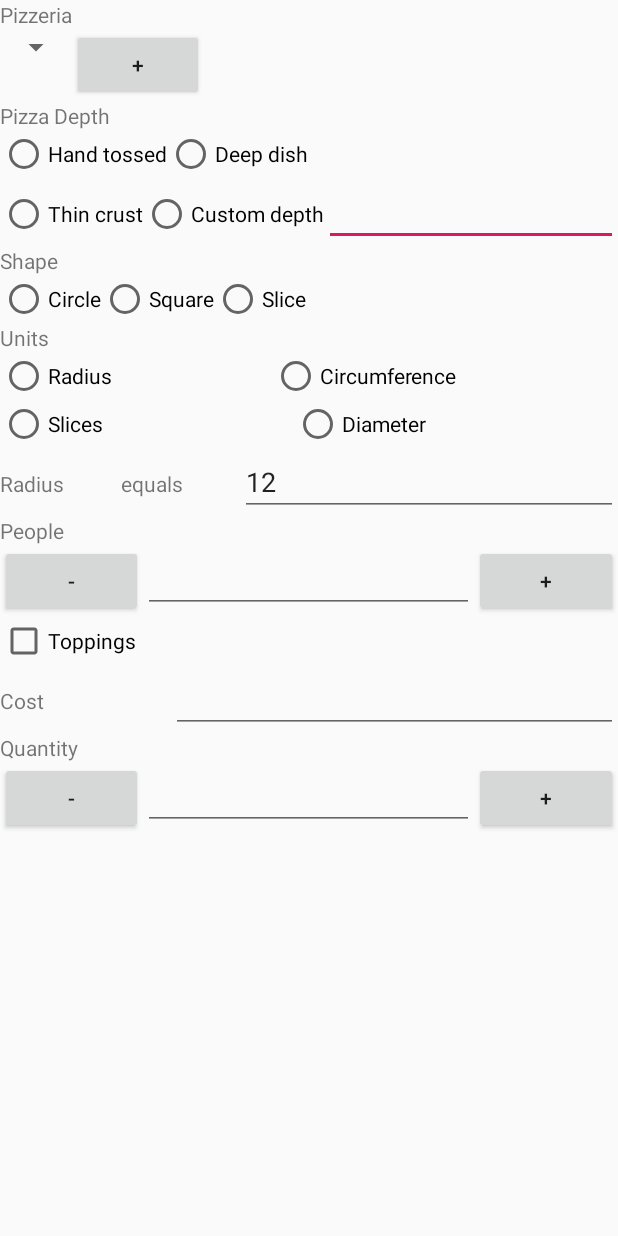
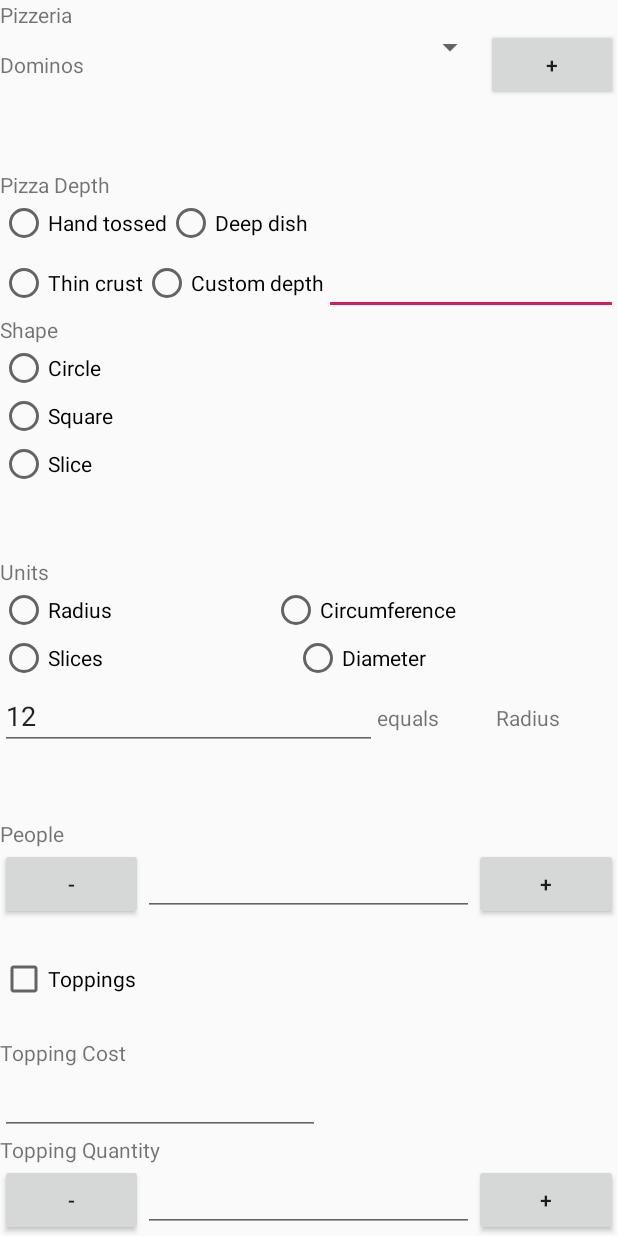
Before and after one commit to AdamWhiteside/PizzaCalculator, an Android app: the layout content_calc.xml on its own in the app's theme, with its tools: preview values and no code run, on a phone screen of 412 x 824 dp. Run offline under Robolectric (Android 15) with nearby library versions, the phone set to English and light mode, and no system bars.

Commit message:
Added layout for custom pizza screen Named objects Added string references Added calc.java Added onclicklisteners to mainactivity

```diff
--- a/app/build.gradle
+++ b/app/build.gradle
@@ -24,6 +24,7 @@
     implementation 'androidx.appcompat:appcompat:1.0.2'
     implementation 'androidx.constraintlayout:constraintlayout:1.1.3'
     implementation 'com.google.android.material:material:1.0.0'
+    implementation 'androidx.legacy:legacy-support-v4:1.0.0'
     testImplementation 'junit:junit:4.12'
     androidTestImplementation 'androidx.test:runner:1.1.1'
     androidTestImplementation 'androidx.test.espresso:espresso-core:3.1.1'
--- a/app/src/main/AndroidManifest.xml
+++ b/app/src/main/AndroidManifest.xml
@@ -9,6 +9,11 @@
         android:roundIcon="@mipmap/ic_launcher_round"
         android:supportsRtl="true"
         android:theme="@style/AppTheme">
+        <activity
+            android:name=".calc"
+            android:configChanges="orientation|keyboardHidden|screenSize"
+            android:label="@string/title_activity_calc"
+            android:theme="@style/FullscreenTheme"></activity>
         <activity
             android:name=".MainActivity"
             android:label="@string/app_name"
--- a/app/src/main/res/layout/content_calc.xml
+++ b/app/src/main/res/layout/content_calc.xml
@@ -1,20 +1,37 @@
 <?xml version="1.0" encoding="utf-8"?>
-<LinearLayout xmlns:android="http://schemas.android.com/apk/res/android"
+<androidx.constraintlayout.widget.ConstraintLayout xmlns:android="http://schemas.android.com/apk/res/android"
+    xmlns:app="http://schemas.android.com/apk/res-auto"
     xmlns:tools="http://schemas.android.com/tools"
     android:layout_width="match_parent"
-    android:layout_height="wrap_content"
+    android:layout_height="match_parent"
+    app:layout_behavior="@string/appbar_scrolling_view_behavior"
+    tools:context=".calc"
+    tools:showIn="@layout/activity_calc">
+
+    <LinearLayout
+        android:layout_width="match_parent"
+        android:layout_height="match_parent"
         android:orientation="vertical">
 
         <TextView
             android:id="@+id/textView12"
             android:layout_width="match_parent"
             android:layout_height="wrap_content"
-        android:text="Pizzeria" />
+            android:text="@string/pizzeria" />
 
         <LinearLayout
+            android:id="@+id/Pizzeria_Group"
             android:layout_width="match_parent"
-        android:layout_height="match_parent"
+            android:layout_height="wrap_content"
+            android:layout_weight="1"
             android:orientation="horizontal">
+
+            <TextView
+                android:id="@+id/textView4"
+                android:layout_width="wrap_content"
+                android:layout_height="wrap_content"
+                android:layout_weight="1"
+                android:text="@string/dominos" />
 
             <Spinner
                 android:id="@+id/Pizzeria_DropDown"
@@ -33,12 +50,12 @@
             android:id="@+id/textView"
             android:layout_width="wrap_content"
             android:layout_height="wrap_content"
-        android:layout_weight="1"
-        android:text="Pizza Depth" />
+            android:text="@string/pizza_depth" />
 
         <RadioGroup
+            android:id="@+id/Depth_Group"
             android:layout_width="match_parent"
-        android:layout_height="match_parent">
+            android:layout_height="wrap_content">
 
             <LinearLayout
                 android:layout_width="match_parent"
@@ -49,13 +66,13 @@
                     android:id="@+id/Depth_HT"
                     android:layout_width="wrap_content"
                     android:layout_height="wrap_content"
-                android:text="Hand tossed" />
+                    android:text="@string/hand_tossed" />
 
                 <RadioButton
                     android:id="@+id/Depth_DD"
                     android:layout_width="wrap_content"
                     android:layout_height="wrap_content"
-                android:text="Deep dish" />
+                    android:text="@string/deep_dish" />
 
             </LinearLayout>
 
@@ -68,13 +85,13 @@
                     android:id="@+id/Depth_TC"
                     android:layout_width="wrap_content"
                     android:layout_height="wrap_content"
-                android:text="Thin crust" />
+                    android:text="@string/thin_crust" />
 
                 <RadioButton
                     android:id="@+id/Depth_CD"
                     android:layout_width="wrap_content"
                     android:layout_height="wrap_content"
-                android:text="Custom depth" />
+                    android:text="@string/custom_depth" />
 
                 <EditText
                     android:id="@+id/customDepth"
@@ -91,47 +108,43 @@
             android:id="@+id/textView2"
             android:layout_width="match_parent"
             android:layout_height="wrap_content"
-        android:text="Shape" />
+            android:text="@string/shape" />
 
         <RadioGroup
+            android:id="@+id/Shape_Group"
             android:layout_width="match_parent"
-        android:layout_height="match_parent" >
-
-        <LinearLayout
-            android:layout_width="match_parent"
-            android:layout_height="match_parent"
-            android:orientation="horizontal">
+            android:layout_height="wrap_content"
+            android:layout_weight="1">
 
             <RadioButton
                 android:id="@+id/Shape_C"
                 android:layout_width="wrap_content"
                 android:layout_height="wrap_content"
-                android:text="Circle" />
+                android:text="@string/circle" />
 
             <RadioButton
                 android:id="@+id/Shape_SQ"
                 android:layout_width="wrap_content"
                 android:layout_height="wrap_content"
-                android:text="Square" />
+                android:text="@string/square" />
 
             <RadioButton
                 android:id="@+id/Shape_SL"
                 android:layout_width="wrap_content"
                 android:layout_height="wrap_content"
-                android:text="Slice" />
-        </LinearLayout>
-
+                android:text="@string/slice" />
         </RadioGroup>
 
         <TextView
             android:id="@+id/textView3"
             android:layout_width="match_parent"
             android:layout_height="wrap_content"
-        android:text="Units" />
+            android:text="@string/units" />
 
         <RadioGroup
+            android:id="@+id/Unit_Group"
             android:layout_width="match_parent"
-        android:layout_height="match_parent">
+            android:layout_height="wrap_content">
 
             <LinearLayout
                 android:layout_width="match_parent"
@@ -143,14 +156,14 @@
                     android:layout_width="wrap_content"
                     android:layout_height="wrap_content"
                     android:layout_weight="1"
-                android:text="Radius" />
+                    android:text="@string/radius" />
 
                 <RadioButton
                     android:id="@+id/Unit_C"
                     android:layout_width="wrap_content"
                     android:layout_height="wrap_content"
                     android:layout_weight="1"
-                android:text="Circumference" />
+                    android:text="@string/circumference" />
             </LinearLayout>
 
             <LinearLayout
@@ -163,36 +176,24 @@
                     android:layout_width="wrap_content"
                     android:layout_height="wrap_content"
                     android:layout_weight="1"
-                android:text="Slices" />
+                    android:text="@string/slices" />
 
                 <RadioButton
                     android:id="@+id/Unit_D"
                     android:layout_width="wrap_content"
                     android:layout_height="wrap_content"
                     android:layout_weight="1"
-                android:text="Diameter" />
+                    android:text="@string/diameter" />
             </LinearLayout>
 
         </RadioGroup>
 
         <LinearLayout
+            android:id="@+id/Unit_Numbers"
             android:layout_width="match_parent"
-        android:layout_height="match_parent"
-        android:orientation="horizontal">
-
-        <TextView
-            android:id="@+id/Unit_Display"
-            android:layout_width="wrap_content"
             android:layout_height="wrap_content"
             android:layout_weight="1"
-            android:text="Radius" />
-
-        <TextView
-            android:id="@+id/textView5"
-            android:layout_width="wrap_content"
-            android:layout_height="wrap_content"
-            android:layout_weight="1"
-            android:text="equals" />
+            android:orientation="horizontal">
 
             <EditText
                 android:id="@+id/Unit_Custom"
@@ -202,17 +203,32 @@
                 android:ems="10"
                 android:inputType="number"
                 tools:text="12" />
+
+            <TextView
+                android:id="@+id/textView5"
+                android:layout_width="wrap_content"
+                android:layout_height="wrap_content"
+                android:layout_weight="1"
+                android:text="@string/equals" />
+
+            <TextView
+                android:id="@+id/Unit_Display"
+                android:layout_width="wrap_content"
+                android:layout_height="wrap_content"
+                android:layout_weight="1"
+                android:text="@string/radius" />
         </LinearLayout>
 
         <TextView
             android:id="@+id/textView8"
             android:layout_width="match_parent"
             android:layout_height="wrap_content"
-        android:text="People " />
+            android:text="@string/people" />
 
         <LinearLayout
+            android:id="@+id/People_Group"
             android:layout_width="match_parent"
-        android:layout_height="match_parent"
+            android:layout_height="wrap_content"
             android:orientation="horizontal">
 
             <Button
@@ -238,50 +254,36 @@
                 android:text="+" />
         </LinearLayout>
 
-    <LinearLayout
-        android:layout_width="match_parent"
-        android:layout_height="match_parent"
-        android:orientation="horizontal">
-
         <CheckBox
             android:id="@+id/Toppings_Enable"
             android:layout_width="wrap_content"
             android:layout_height="wrap_content"
             android:layout_weight="1"
-            android:text="Toppings" />
-    </LinearLayout>
-
-    <LinearLayout
-        android:layout_width="match_parent"
-        android:layout_height="match_parent"
-        android:orientation="horizontal">
+            android:text="@string/toppings" />
 
         <TextView
             android:id="@+id/textView10"
             android:layout_width="wrap_content"
             android:layout_height="wrap_content"
-            android:layout_weight="1"
-            android:text="Cost" />
+            android:text="@string/topping_cost" />
 
         <EditText
             android:id="@+id/Toppings_Cost_Custom"
             android:layout_width="wrap_content"
             android:layout_height="wrap_content"
-            android:layout_weight="1"
             android:ems="10"
             android:inputType="numberDecimal" />
-
-    </LinearLayout>
 
         <TextView
             android:id="@+id/textView11"
             android:layout_width="match_parent"
             android:layout_height="wrap_content"
-        android:text="Quantity" />
+            android:text="@string/topping_quantity" />
 
         <LinearLayout
+            android:id="@+id/Topping_Group_Quantity"
             android:layout_width="match_parent"
-        android:layout_height="match_parent"
+            android:layout_height="wrap_content"
             android:orientation="horizontal">
 
             <Button
@@ -308,3 +310,5 @@
         </LinearLayout>
 
     </LinearLayout>
+
+</androidx.constraintlayout.widget.ConstraintLayout>
--- a/app/src/main/res/values/colors.xml
+++ b/app/src/main/res/values/colors.xml
@@ -3,4 +3,6 @@
     <color name="colorPrimary">#008577</color>
     <color name="colorPrimaryDark">#00574B</color>
     <color name="colorAccent">#D81B60</color>
+
+    <color name="black_overlay">#66000000</color>
 </resources>
--- a/app/src/main/res/values/strings.xml
+++ b/app/src/main/res/values/strings.xml
@@ -1,4 +1,28 @@
 <resources>
     <string name="app_name">Pizza_Pi</string>
     <string name="action_settings">Settings</string>
+    <string name="shape">Shape</string>
+    <string name="pizzeria">Pizzeria</string>
+    <string name="thin_crust">Thin crust</string>
+    <string name="slice">Slice</string>
+    <string name="dominos">Dominos</string>
+    <string name="square">Square</string>
+    <string name="radius">Radius</string>
+    <string name="toppings">Toppings</string>
+    <string name="topping_quantity">Topping Quantity</string>
+    <string name="pizza_depth">Pizza Depth</string>
+    <string name="hand_tossed">Hand tossed</string>
+    <string name="deep_dish">Deep dish</string>
+    <string name="diameter">Diameter</string>
+    <string name="custom_depth">Custom depth</string>
+    <string name="circle">Circle</string>
+    <string name="equals">equals</string>
+    <string name="units">Units</string>
+    <string name="people">People</string>
+    <string name="circumference">Circumference</string>
+    <string name="topping_cost">Topping Cost</string>
+    <string name="slices">Slices</string>
+    <string name="title_activity_calc">Calc</string>
+
+
 </resources>
--- a/app/src/main/res/values/styles.xml
+++ b/app/src/main/res/values/styles.xml
@@ -17,4 +17,16 @@
 
     <style name="AppTheme.PopupOverlay" parent="ThemeOverlay.AppCompat.Light" />
 
+    <style name="FullscreenTheme" parent="AppTheme">
+        <item name="android:actionBarStyle">@style/FullscreenActionBarStyle</item>
+        <item name="android:windowActionBarOverlay">true</item>
+        <item name="android:windowBackground">@null</item>
+        <item name="metaButtonBarStyle">?android:attr/buttonBarStyle</item>
+        <item name="metaButtonBarButtonStyle">?android:attr/buttonBarButtonStyle</item>
+    </style>
+
+    <style name="FullscreenActionBarStyle" parent="Widget.AppCompat.ActionBar">
+        <item name="android:background">@color/black_overlay</item>
+    </style>
+
 </resources>
```
Also changed, not shown: app/src/main/java/com/pizza_pi/MainActivity.java (+29 -0 lines), app/src/main/java/com/pizza_pi/calc.java (added, +164 -0 lines), app/src/main/res/layout/activity_calc.xml (added, +33 -0 lines), app/src/main/res/values/attrs.xml (added, +12 -0 lines). Lines whose indentation alone changed are shown as unchanged.
